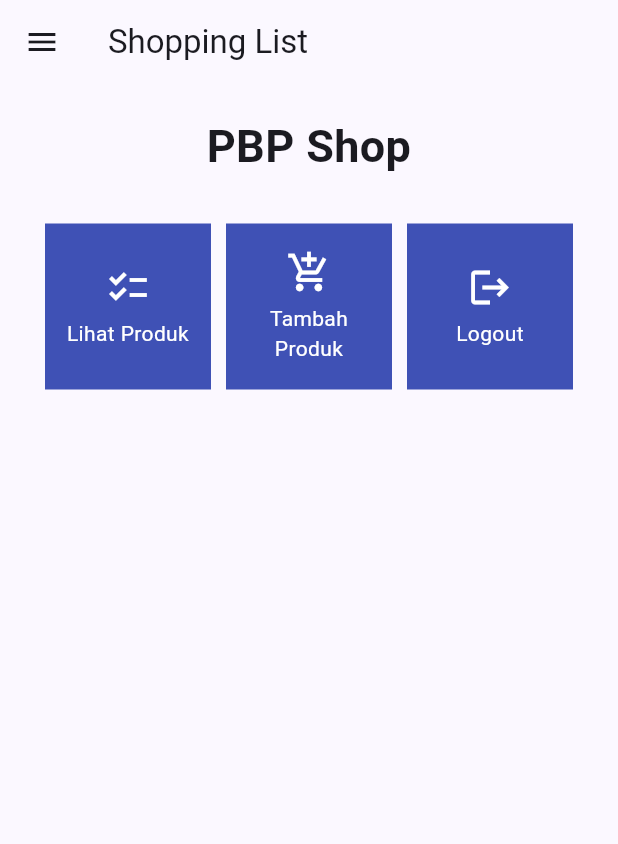
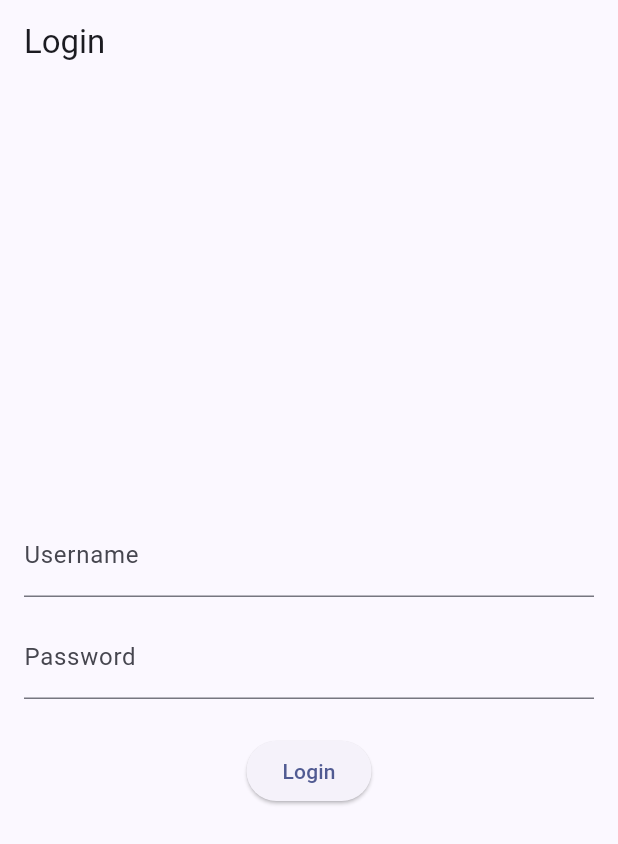
Before and after one commit to pesolosep/shopping-list-mobile, a Flutter app: the screen it shows after launch, on a phone screen of 412 x 824 dp. Shown: the top 844 px of the screen. Run offline on Flutter 3.47's test engine with Material 2 defaults, Android fonts, the phone set to English and light mode, and no system bars; missing offline and left inert: pbp_django_auth.

Commit message:
finish tutorial  8

```diff
--- a/lib/main.dart
+++ b/lib/main.dart
@@ -1,7 +1,9 @@
 import 'package:flutter/material.dart';
-import 'package:shoppinglistmobile/screens/menu.dart';
+import 'package:provider/provider.dart';
+import 'package:pbp_django_auth/pbp_django_auth.dart';
+import 'package:shoppinglistmobile/screens/login.dart';
+// import 'package:shopping_list/screens/menu.dart';
 
-// /Users/joshuajodrian/repos/flutter/bin
 void main() {
   runApp(const MyApp());
 }
@@ -12,28 +14,27 @@
   // This widget is the root of your application.
   @override
   Widget build(BuildContext context) {
-    return MaterialApp(
-      title: 'Flutter Demo',
-      theme: ThemeData(
-        // This is the theme of your application.
-        //
-        // TRY THIS: Try running your application with "flutter run". You'll see
-        // the application has a blue toolbar. Then, without quitting the app,
-        // try changing the seedColor in the colorScheme below to Colors.green
-        // and then invoke "hot reload" (save your changes or press the "hot
-        // reload" button in a Flutter-supported IDE, or press "r" if you used
-        // the command line to start the app).
-        //
-        // Notice that the counter didn't reset back to zero; the application
-        // state is not lost during the reload. To reset the state, use hot
-        // restart instead.
-        //
-        // This works for code too, not just values: Most code changes can be
-        // tested with just a hot reload.
-        colorScheme: ColorScheme.fromSeed(seedColor: Colors.indigo),
-        useMaterial3: true,
+    return Provider(
+      create: (_) {
+        CookieRequest request = CookieRequest();
+        return request;
+      },
+      child: MaterialApp(
+        title: 'Flutter Demo',
+        theme: ThemeData(
+          colorScheme: ColorScheme.fromSeed(seedColor: Colors.indigo),
+          useMaterial3: true,
+        ),
+        home: const LoginPage()
       ),
-      home: MyHomePage(),
     );
+    // return MaterialApp(
+    //   title: 'Flutter Demo',
+    //   theme: ThemeData(
+    //     colorScheme: ColorScheme.fromSeed(seedColor: Colors.indigo),
+    //     useMaterial3: true,
+    //   ),
+    //   home: MyHomePage(),
+    // );
   }
 }
--- /dev/null
+++ b/lib/screens/login.dart
@@ -0,0 +1,113 @@
+import 'package:shoppinglistmobile/screens/menu.dart';
+import 'package:flutter/material.dart';
+import 'package:pbp_django_auth/pbp_django_auth.dart';
+import 'package:provider/provider.dart';
+
+void main() {
+  runApp(const LoginApp());
+}
+
+class LoginApp extends StatelessWidget {
+const LoginApp({super.key});
+
+@override
+Widget build(BuildContext context) {
+  return MaterialApp(
+    title: 'Login',
+    theme: ThemeData(
+      primarySwatch: Colors.blue,
+    ),
+    home: const LoginPage(),
+    );
+  }
+}
+
+class LoginPage extends StatefulWidget {
+  const LoginPage({super.key});
+
+  @override
+  _LoginPageState createState() => _LoginPageState();
+}
+
+class _LoginPageState extends State<LoginPage> {
+  final TextEditingController _usernameController = TextEditingController();
+  final TextEditingController _passwordController = TextEditingController();
+
+  @override
+  Widget build(BuildContext context) {
+    final request = context.watch<CookieRequest>();
+    return Scaffold(
+      appBar: AppBar(
+        title: const Text('Login'),
+      ),
+      body: Container(
+        padding: const EdgeInsets.all(16.0),
+      child: Column(
+          mainAxisAlignment: MainAxisAlignment.center,
+          children: [
+            TextField(
+              controller: _usernameController,
+              decoration: const InputDecoration(
+                labelText: 'Username',
+              ),
+            ),
+            const SizedBox(height: 12.0),
+            TextField(
+              controller: _passwordController,
+              decoration: const InputDecoration(
+                labelText: 'Password',
+              ),
+              obscureText: true,
+            ),
+            const SizedBox(height: 24.0),
+            ElevatedButton(
+              onPressed: () async {
+                String username = _usernameController.text;
+                String password = _passwordController.text;
+
+                // Cek kredensial
+                // Untuk menyambungkan Android emulator dengan Django pada localhost,
+                // gunakan URL http://10.0.2.2/
+                final response = await request.login("http://localhost:8000/auth/login/", {
+                  'username': username,
+                  'password': password,
+                });
+
+                if (request.loggedIn) {
+                  String message = response['message'];
+                  String uname = response['username'];
+                  Navigator.pushReplacement(
+                    context,
+                    MaterialPageRoute(builder: (context) => MyHomePage()),
+                  );
+                  ScaffoldMessenger.of(context)
+                    ..hideCurrentSnackBar()
+                    ..showSnackBar(
+                      SnackBar(content: Text("$message Selamat datang, $uname.")));
+                  } else {
+                  showDialog(
+                    context: context,
+                    builder: (context) => AlertDialog(
+                      title: const Text('Login Gagal'),
+                      content:
+                        Text(response['message']),
+                      actions: [
+                        TextButton(
+                          child: const Text('OK'),
+                          onPressed: () {
+                            Navigator.pop(context);
+                          },
+                        ),
+                      ],
+                    ),
+                  );
+                }
+              },
+              child: const Text('Login'),
+            ),
+          ],
+        ),
+      ),
+    );
+  }
+}
--- a/pubspec.yaml
+++ b/pubspec.yaml
@@ -35,6 +35,8 @@
   # The following adds the Cupertino Icons font to your application.
   # Use with the CupertinoIcons class for iOS style icons.
   cupertino_icons: ^1.0.2
+  provider: ^6.1.1
+  pbp_django_auth: ^0.3.1
 
 dev_dependencies:
   flutter_test:
```
Also changed, not shown: lib/models/product.dart (added, +85 -0 lines), lib/screens/list_product.dart (added, +93 -0 lines), lib/screens/menu.dart (+10 -12 lines), lib/screens/shoplist_form.dart (+35 -30 lines), lib/widgets/left_drawer.dart (+20 -6 lines), lib/widgets/shop_card.dart (+42 -13 lines), pubspec.lock, 2 other files.
